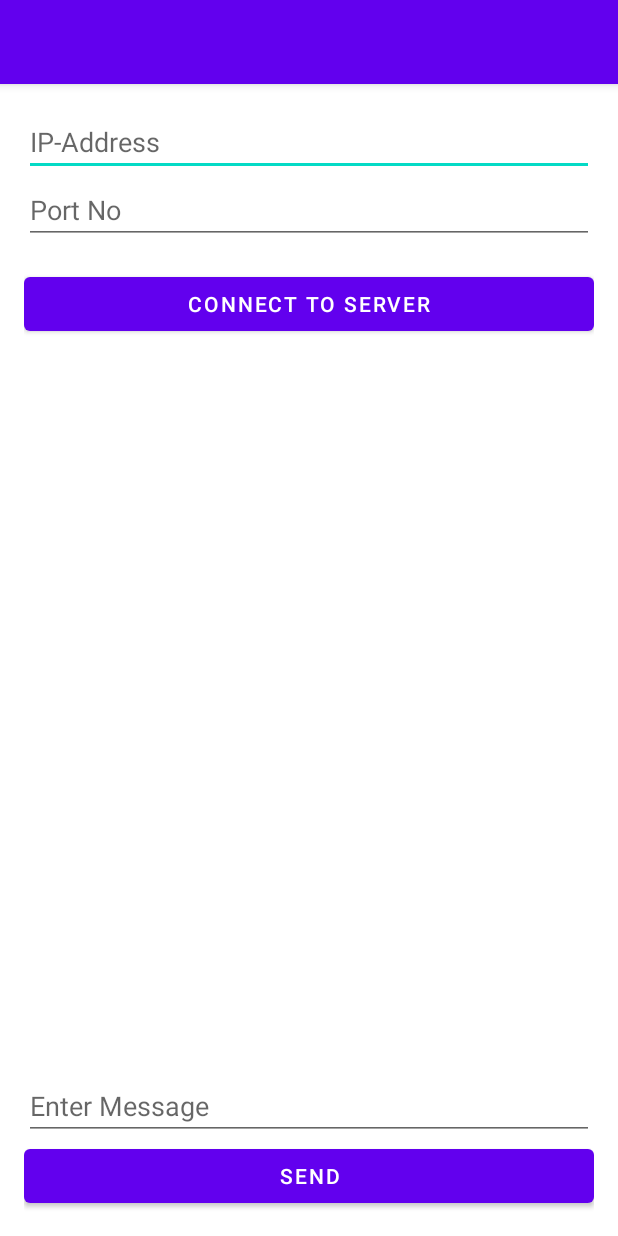
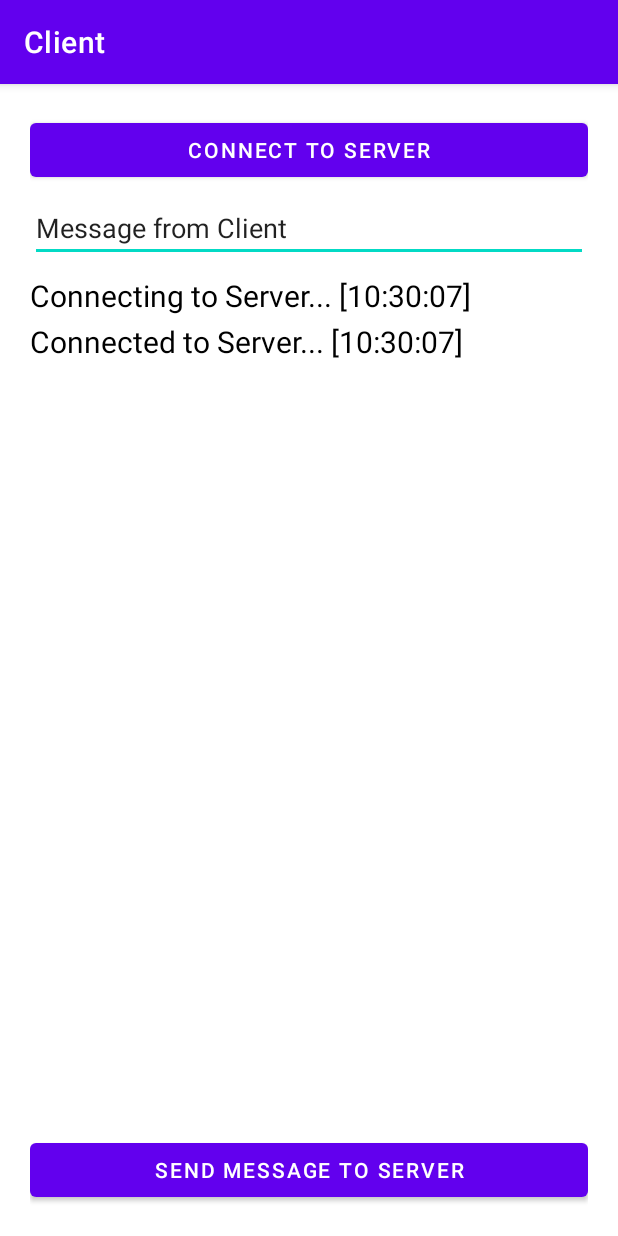
Before and after one commit to Jiaqing-ASU/AndroidStudio, an Android app: the screen it shows after launch (MainActivity), after a tap on "CONNECT TO SERVER", on a phone screen of 412 x 824 dp. Run offline under Robolectric (Android 15) with nearby library versions, the phone set to English and light mode, and no system bars.

Commit message:
task1
receive and send message from client to server, also from server to client.

```diff
--- a/ClientApplication/app/src/main/java/com/example/clientapplication/MainActivity.java
+++ b/ClientApplication/app/src/main/java/com/example/clientapplication/MainActivity.java
@@ -1,121 +1,159 @@
 package com.example.clientapplication;
 
-import android.annotation.SuppressLint;
+import android.graphics.Color;
 import android.os.Bundle;
-//import android.support.v7.app.AppCompatActivity;
+import android.os.Handler;
 import android.view.View;
-import android.widget.Button;
 import android.widget.EditText;
+import android.widget.LinearLayout;
 import android.widget.TextView;
 
 import androidx.appcompat.app.AppCompatActivity;
+import androidx.core.content.ContextCompat;
 
 import java.io.BufferedReader;
+import java.io.BufferedWriter;
 import java.io.IOException;
 import java.io.InputStreamReader;
+import java.io.OutputStreamWriter;
 import java.io.PrintWriter;
+import java.net.InetAddress;
 import java.net.Socket;
+import java.net.UnknownHostException;
+import java.text.SimpleDateFormat;
+import java.util.Date;
 
-@SuppressLint("SetTextI18n")
-public class MainActivity extends AppCompatActivity {
-    Thread Thread1 = null;
-    EditText etIP, etPort;
-    TextView tvMessages;
-    EditText etMessage;
-    Button btnSend;
-    String SERVER_IP;
-    int SERVER_PORT;
+public class MainActivity extends AppCompatActivity implements View.OnClickListener {
+
+    public static final int SERVERPORT = 8088;
+
+    public static final String SERVER_IP = "10.0.2.2";
+    private ClientThread clientThread;
+    private Thread thread;
+    private LinearLayout msgList;
+    private Handler handler;
+    private int clientTextColor;
+    private EditText edMessage;
+
     @Override
     protected void onCreate(Bundle savedInstanceState) {
         super.onCreate(savedInstanceState);
         setContentView(R.layout.activity_main);
-        etIP = findViewById(R.id.etIP);
-        etPort = findViewById(R.id.etPort);
-        tvMessages = findViewById(R.id.tvMessages);
-        etMessage = findViewById(R.id.etMessage);
-        btnSend = findViewById(R.id.btnSend);
-        Button btnConnect = findViewById(R.id.btnConnect);
-        btnConnect.setOnClickListener(new View.OnClickListener() {
+
+        setTitle("Client");
+        clientTextColor = ContextCompat.getColor(this, R.color.black);
+        handler = new Handler();
+        msgList = findViewById(R.id.msgList);
+        edMessage = findViewById(R.id.edMessage);
+    }
+
+    public TextView textView(String message, int color) {
+        if (null == message || message.trim().isEmpty()) {
+            message = "<Empty Message>";
+        }
+        TextView tv = new TextView(this);
+        tv.setTextColor(color);
+        tv.setText(message + " [" + getTime() + "]");
+        tv.setTextSize(20);
+        tv.setPadding(0, 5, 0, 0);
+        return tv;
+    }
+
+    public void showMessage(final String message, final int color) {
+        handler.post(new Runnable() {
             @Override
-            public void onClick(View v) {
-                tvMessages.setText("");
-                SERVER_IP = etIP.getText().toString().trim();
-                SERVER_PORT = Integer.parseInt(etPort.getText().toString().trim());
-                Thread1 = new Thread(new Thread1());
-                Thread1.start();
-            }
-        });
-        btnSend.setOnClickListener(new View.OnClickListener() {
-            @Override
-            public void onClick(View v) {
-                String message = etMessage.getText().toString().trim();
-                if (!message.isEmpty()) {
-                    new Thread(new Thread3(message)).start();
-                }
+            public void run() {
+                msgList.addView(textView(message, color));
             }
         });
     }
-    private PrintWriter output;
-    private BufferedReader input;
-    class Thread1 implements Runnable {
-        public void run() {
-            Socket socket;
-            try {
-                socket = new Socket(SERVER_IP, SERVER_PORT);
-                output = new PrintWriter(socket.getOutputStream());
-                input = new BufferedReader(new InputStreamReader(socket.getInputStream()));
-                runOnUiThread(new Runnable() {
-                    @Override
-                    public void run() {
-                        tvMessages.setText("Connected\n");
-                    }
-                });
-                new Thread(new Thread2()).start();
-            } catch (IOException e) {
-                e.printStackTrace();
+
+    @Override
+    public void onClick(View view) {
+
+        if (view.getId() == R.id.connect_server) {
+            msgList.removeAllViews();
+            showMessage("Connecting to Server...", clientTextColor);
+            clientThread = new ClientThread();
+            thread = new Thread(clientThread);
+            thread.start();
+            showMessage("Connected to Server...", clientTextColor);
+            return;
+        }
+
+        if (view.getId() == R.id.send_data) {
+            String clientMessage = edMessage.getText().toString().trim();
+            showMessage(clientMessage, Color.BLUE);
+            if (null != clientThread) {
+                clientThread.sendMessage(clientMessage);
             }
         }
     }
-    class Thread2 implements Runnable {
+
+    class ClientThread implements Runnable {
+
+        private Socket socket;
+        private BufferedReader input;
+
         @Override
         public void run() {
-            while (true) {
-                try {
-                    final String message = input.readLine();
-                    if (message!=null) {
-                        runOnUiThread(new Runnable() {
-                            @Override
-                            public void run() {
-                                tvMessages.append("server: " + message + "\n");
-                            }
-                        });
-                    } else {
-                        Thread1 = new Thread(new Thread1());
-                        Thread1.start();
-                        return;
+
+            try {
+                InetAddress serverAddr = InetAddress.getByName(SERVER_IP);
+                socket = new Socket(serverAddr, SERVERPORT);
+
+                while (!Thread.currentThread().isInterrupted()) {
+
+                    this.input = new BufferedReader(new InputStreamReader(socket.getInputStream()));
+                    String message = input.readLine();
+                    if (null == message || "Disconnect".contentEquals(message)) {
+                        Thread.interrupted();
+                        message = "Server Disconnected.";
+                        showMessage(message, Color.RED);
+                        break;
                     }
-                } catch (IOException e) {
-                    e.printStackTrace();
+                    showMessage("Server: " + message, clientTextColor);
                 }
+
+            } catch (UnknownHostException e1) {
+                e1.printStackTrace();
+            } catch (IOException e1) {
+                e1.printStackTrace();
             }
+
         }
-    }
-    class Thread3 implements Runnable {
-        private String message;
-        Thread3(String message) {
-            this.message = message;
-        }
-        @Override
-        public void run() {
-            output.write(message);
-            output.flush();
-            runOnUiThread(new Runnable() {
+
+        void sendMessage(final String message) {
+            new Thread(new Runnable() {
                 @Override
                 public void run() {
-                    tvMessages.append("client: " + message + "\n");
-                    etMessage.setText("");
+                    try {
+                        if (null != socket) {
+                            PrintWriter out = new PrintWriter(new BufferedWriter(
+                                    new OutputStreamWriter(socket.getOutputStream())),
+                                    true);
+                            out.println(message);
+                        }
+                    } catch (Exception e) {
+                        e.printStackTrace();
+                    }
                 }
-            });
+            }).start();
+        }
+
+    }
+
+    String getTime() {
+        SimpleDateFormat sdf = new SimpleDateFormat("HH:mm:ss");
+        return sdf.format(new Date());
+    }
+
+    @Override
+    protected void onDestroy() {
+        super.onDestroy();
+        if (null != clientThread) {
+            clientThread.sendMessage("Disconnect");
+            clientThread = null;
         }
     }
 }
--- a/ClientApplication/app/src/main/res/layout/activity_main.xml
+++ b/ClientApplication/app/src/main/res/layout/activity_main.xml
@@ -1,50 +1,49 @@
-<?xml version = "1.0" encoding = "utf-8"?>
-<RelativeLayout xmlns:android = "http://schemas.android.com/apk/res/android"
-    xmlns:tools = "http://schemas.android.com/tools"
-    android:layout_width = "match_parent"
-    android:layout_height = "match_parent"
-    android:layout_margin = "16dp"
-    tools:context = ".MainActivity">
+<?xml version="1.0" encoding="utf-8"?>
+<RelativeLayout xmlns:android="http://schemas.android.com/apk/res/android"
+    android:id="@+id/activity_server"
+    android:layout_width="match_parent"
+    android:layout_height="match_parent"
+    android:orientation="vertical"
+    android:padding="20dp">
+
+    <Button
+        android:id="@+id/connect_server"
+        android:layout_width="match_parent"
+        android:layout_height="wrap_content"
+        android:layout_alignParentTop="true"
+        android:onClick="onClick"
+        android:text="Connect to server" />
+
     <EditText
-        android:id = "@+id/etIP"
-        android:layout_width = "match_parent"
-        android:layout_height = "wrap_content"
-        android:hint = "IP-Address"
-        android:inputType = "text" />
-    <EditText
-        android:id = "@+id/etPort"
-        android:layout_width = "match_parent"
-        android:layout_height = "wrap_content"
-        android:layout_below = "@+id/etIP"
-        android:hint = "Port No"
-        android:inputType = "number" />
+        android:id="@+id/edMessage"
+        android:layout_width="match_parent"
+        android:layout_height="wrap_content"
+        android:layout_below="@+id/connect_server"
+        android:layout_marginTop="5dp"
+        android:layout_marginBottom="5dp"
+        android:text="Message from Client" />
+
+    <ScrollView
+        android:layout_width="match_parent"
+        android:layout_height="wrap_content"
+        android:layout_above="@+id/send_data"
+        android:layout_below="@+id/edMessage">
+
+        <LinearLayout
+            android:id="@+id/msgList"
+            android:layout_width="wrap_content"
+            android:layout_height="wrap_content"
+            android:orientation="vertical" />
+
+    </ScrollView>
+
     <Button
-        android:id = "@+id/btnConnect"
-        android:layout_width = "match_parent"
-        android:layout_height = "wrap_content"
-        android:layout_below = "@+id/etPort"
-        android:layout_gravity = "center"
-        android:layout_marginTop = "16dp"
-        android:text = "Connect To Server" />
-    <TextView
-        android:id = "@+id/tvMessages"
-        android:layout_width = "match_parent"
-        android:layout_height = "wrap_content"
-        android:layout_above = "@+id/etMessage"
-        android:layout_below = "@+id/btnConnect"
-        android:inputType = "textMultiLine"
-        android:textAppearance = "@style/Base.TextAppearance.AppCompat.Medium" />
-    <EditText
-        android:id = "@+id/etMessage"
-        android:layout_width = "match_parent"
-        android:layout_height = "wrap_content"
-        android:layout_above = "@+id/btnSend"
-        android:hint = "Enter Message"
-        android:inputType = "text" />
-    <Button
-        android:id = "@+id/btnSend"
-        android:layout_width = "match_parent"
-        android:layout_height = "wrap_content"
-        android:layout_alignParentBottom = "true"
-        android:text = "SEND" />
+        android:id="@+id/send_data"
+        android:layout_width="match_parent"
+        android:layout_height="wrap_content"
+        android:layout_alignParentBottom="true"
+        android:onClick="onClick"
+        android:text="Send Message to server"
+        android:textColor="@android:color/white" />
+
 </RelativeLayout>
```
Also changed, not shown: 1 other file.
